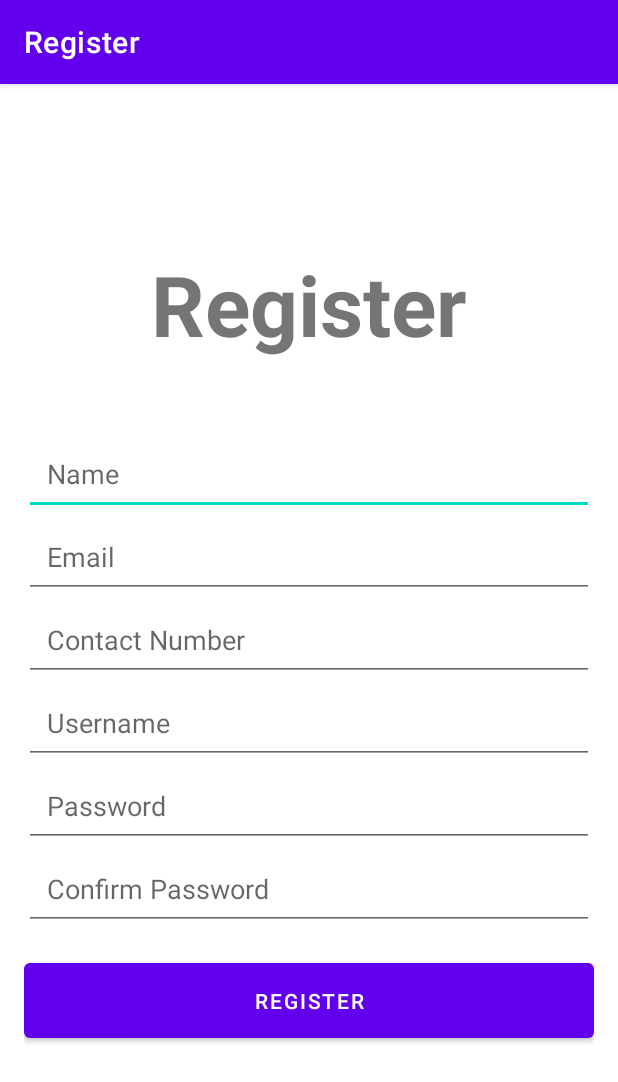
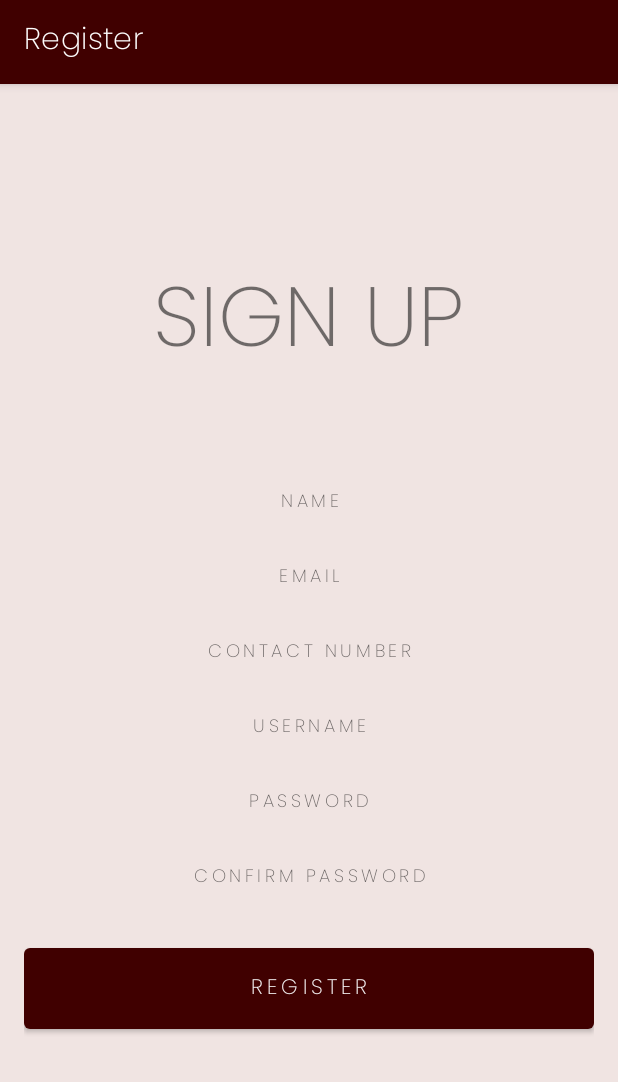
Before and after one commit to srihari-naidu-17/reunite-app, an Android app: the RegisterActivity screen opened directly, with no data from a screen before it, on a phone screen of 412 x 824 dp. Shown: the top 1082 px of the screen. Run offline under Robolectric (Android 15) with nearby library versions, the phone set to English and light mode, and no system bars; our stand-ins replace Room's generated code.

Commit message:
UI Amendments 1.0

```diff
--- a/app/src/main/res/layout/activity_register.xml
+++ b/app/src/main/res/layout/activity_register.xml
@@ -11,63 +11,78 @@
         android:layout_height="wrap_content"
         android:layout_gravity="center_horizontal"
         android:paddingBottom="32dp"
-        android:text="Register"
+        android:text="SIGN UP"
         android:textSize="56sp"
+        android:textAlignment="center"
         android:textStyle="bold" />
 
     <LinearLayout
         android:layout_width="match_parent"
         android:layout_height="wrap_content"
         android:orientation="vertical"
+        android:letterSpacing="0.2"
+        android:textAlignment="center"
         android:padding="16dp">
 
         <EditText
             android:id="@+id/etName"
             android:layout_width="match_parent"
             android:layout_height="wrap_content"
-            android:hint="Name"
+            android:hint="NAME"
             android:inputType="text"
+            android:letterSpacing="0.2"
+            android:textAlignment="center"
             android:padding="15dp" />
 
         <EditText
             android:id="@+id/etEmail"
             android:layout_width="match_parent"
             android:layout_height="wrap_content"
-            android:hint="Email"
+            android:hint="EMAIL"
             android:inputType="textEmailAddress"
+            android:letterSpacing="0.2"
+            android:textAlignment="center"
             android:padding="15dp" />
 
         <EditText
             android:id="@+id/etContactNumber"
             android:layout_width="match_parent"
             android:layout_height="wrap_content"
-            android:hint="Contact Number"
+            android:hint="CONTACT NUMBER"
             android:inputType="phone"
+            android:letterSpacing="0.2"
+            android:textAlignment="center"
             android:padding="15dp" />
 
         <EditText
             android:id="@+id/etUsername"
             android:layout_width="match_parent"
             android:layout_height="wrap_content"
-            android:hint="Username"
+            android:hint="USERNAME"
             android:inputType="text"
+            android:letterSpacing="0.2"
+            android:textAlignment="center"
             android:padding="15dp" />
 
         <EditText
             android:id="@+id/etPassword"
             android:layout_width="match_parent"
             android:layout_height="wrap_content"
-            android:hint="Password"
+            android:hint="PASSWORD"
             android:inputType="textPassword"
-            android:padding="15dp"/>
+            android:letterSpacing="0.2"
+            android:textAlignment="center"
+            android:padding="15dp" />
 
         <EditText
             android:id="@+id/etConfirmPassword"
             android:layout_width="match_parent"
             android:layout_height="wrap_content"
-            android:hint="Confirm Password"
+            android:hint="CONFIRM PASSWORD"
             android:inputType="textPassword"
-            android:padding="15dp"/>
+            android:letterSpacing="0.2"
+            android:textAlignment="center"
+            android:padding="15dp" />
 
         <Button
             android:id="@+id/btnRegister"
@@ -75,6 +90,8 @@
             android:layout_height="wrap_content"
             android:layout_marginTop="16dp"
             android:text="Register"
+            android:letterSpacing="0.2"
+            android:textAlignment="center"
             android:padding="15dp"/>
     </LinearLayout>
 
--- a/app/src/main/res/values-night/themes.xml
+++ b/app/src/main/res/values-night/themes.xml
@@ -2,12 +2,12 @@
     <!-- Base application theme. -->
     <style name="Theme.ReuniteApp" parent="Theme.MaterialComponents.DayNight.DarkActionBar">
         <!-- Primary brand color. -->
-        <item name="colorPrimary">@color/purple_200</item>
-        <item name="colorPrimaryVariant">@color/purple_700</item>
-        <item name="colorOnPrimary">@color/black</item>
+        <item name="colorPrimary">@color/maroon</item>
+        <item name="colorPrimaryVariant">@color/maroon</item>
+        <item name="colorOnPrimary">@color/white</item>
         <!-- Secondary brand color. -->
-        <item name="colorSecondary">@color/teal_200</item>
-        <item name="colorSecondaryVariant">@color/teal_200</item>
+        <item name="colorSecondary">@color/pink</item>
+        <item name="colorSecondaryVariant">@color/brown</item>
         <item name="colorOnSecondary">@color/black</item>
         <!-- Status bar color. -->
         <item name="android:statusBarColor">?attr/colorPrimaryVariant</item>
--- a/app/src/main/res/values/colors.xml
+++ b/app/src/main/res/values/colors.xml
@@ -1,12 +1,15 @@
 <?xml version="1.0" encoding="utf-8"?>
 <resources>
-    <color name="purple_200">#FFBB86FC</color>
-    <color name="purple_500">#FF6200EE</color>
-    <color name="purple_700">#FF3700B3</color>
-    <color name="teal_200">#FF03DAC5</color>
-    <color name="teal_700">#FF018786</color>
-    <color name="black">#FF000000</color>
-    <color name="white">#FFFFFFFF</color>
-    <color name="dark_purple">#16132E</color>
-    <color name="light_purple">#1F1A40</color>
+    <color name="black">#201d20</color>
+    <color name="dark_gray">#282628</color>
+    <color name="gray">#3e3c3e</color>
+    <color name="light_gray">#565354</color>
+    <color name="white">#f6f4f5</color>
+    <color name="beige">#e7cfcd</color>
+    <color name="light_beige">#f0e4e2</color>
+    <color name="dark_beige">#ccb2af</color>
+    <color name="brown">#b39e9c</color>
+    <color name="pink">#A07878</color>
+    <color name="red">#950000</color>
+    <color name="maroon">#400000</color>
 </resources>
--- a/app/src/main/res/values/themes.xml
+++ b/app/src/main/res/values/themes.xml
@@ -1,16 +1,33 @@
 <resources xmlns:tools="http://schemas.android.com/tools">
+
     <!-- Base application theme. -->
     <style name="Theme.ReuniteApp" parent="Theme.MaterialComponents.DayNight.DarkActionBar">
         <!-- Primary brand color. -->
-        <item name="colorPrimary">@color/purple_500</item>
-        <item name="colorPrimaryVariant">@color/purple_700</item>
+        <item name="colorPrimary">@color/maroon</item>
+        <item name="colorPrimaryVariant">@color/maroon</item>
         <item name="colorOnPrimary">@color/white</item>
         <!-- Secondary brand color. -->
-        <item name="colorSecondary">@color/teal_200</item>
-        <item name="colorSecondaryVariant">@color/teal_700</item>
+        <item name="colorSecondary">@color/pink</item>
+        <item name="colorSecondaryVariant">@color/brown</item>
         <item name="colorOnSecondary">@color/black</item>
         <!-- Status bar color. -->
         <item name="android:statusBarColor">?attr/colorPrimaryVariant</item>
+        <!-- Font family -->
+        <item name="android:fontFamily">@font/poppins_extralight</item>
+        <!-- Letter spacing -->
+        <item name="android:letterSpacing">0</item>
+        <!-- Default background color -->
+        <item name="android:windowBackground">@color/light_beige</item>
         <!-- Customize your theme here. -->
+
+        <!-- Style for EditText -->
+        <item name="editTextStyle">@style/AppTheme.EditText</item>
     </style>
+
+    <!-- Style for EditText -->
+    <style name="AppTheme.EditText" parent="Widget.MaterialComponents.TextInputEditText">
+        <item name="android:textSize">12sp</item>
+        <item name="android:textAlignment">center</item>
+    </style>
+
 </resources>
```
Also changed, not shown: app/src/main/res/drawable/button_rounded_bg.xml (added, +15 -0 lines), app/src/main/res/layout/activity_about.xml (+32 -17 lines), app/src/main/res/layout/activity_login.xml (+25 -8 lines), app/src/main/res/font/reunitetitle.ttf (added).
